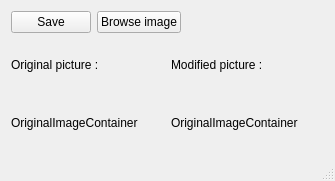
This is mainwindow.ui in Squadella/Obamize as Qt 5 draws it before an edit. The edited form follows.
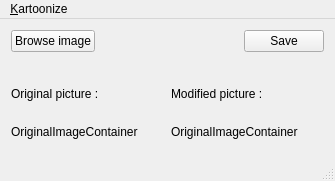
This is the edited form. Icons and pictures are not drawn.

Commit message: Add menu and icons

Diff of the .ui file:
```diff
--- a/mainwindow.ui
+++ b/mainwindow.ui
@@ -19,13 +19,6 @@
      <layout class="QVBoxLayout" name="verticalLayout_3">
       <item>
        <layout class="QHBoxLayout" name="horizontalLayout_2">
-        <item>
-         <widget class="QPushButton" name="pushButton">
-          <property name="text">
-           <string>Save</string>
-          </property>
-         </widget>
-        </item>
         <item>
          <widget class="QPushButton" name="pushButtonBrowse">
           <property name="text">
@@ -46,10 +39,24 @@
           </property>
          </spacer>
         </item>
+        <item>
+         <widget class="QPushButton" name="pushButton">
+          <property name="text">
+           <string>Save</string>
+          </property>
+          <property name="icon">
+           <iconset resource="ressources.qrc">
+            <normaloff>:/tools/icons/tools/saveAs.svg</normaloff>:/tools/icons/tools/saveAs.svg</iconset>
+          </property>
+         </widget>
+        </item>
        </layout>
       </item>
       <item>
        <layout class="QHBoxLayout" name="horizontalLayout">
+        <property name="topMargin">
+         <number>20</number>
+        </property>
         <item>
          <layout class="QVBoxLayout" name="verticalLayout_2">
           <item>
@@ -101,6 +108,13 @@
      <height>30</height>
     </rect>
    </property>
+   <widget class="QMenu" name="menuKartoonize">
+    <property name="title">
+     <string>&amp;Kartoonize</string>
+    </property>
+    <addaction name="actionQuit"/>
+   </widget>
+   <addaction name="menuKartoonize"/>
   </widget>
   <widget class="QStatusBar" name="statusBar"/>
  </widget>
```
Left out of the diff: 17 changed lines with no effect on the pictures. The commit also changes 11 other files.
